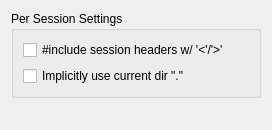
Qt form src/other_settings.ui (zaufi/kate-cpp-helper-plugin) before a commit.
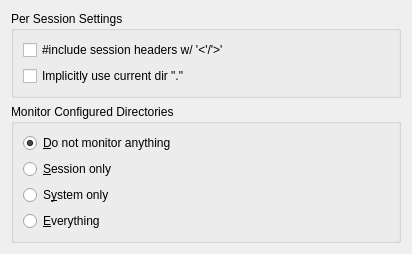
The same form after that commit.

Commit message: make directory monitoring optional and configured via plugin's *Other Settings* configuration page

What changed in the file:
```diff
--- a/src/other_settings.ui
+++ b/src/other_settings.ui
@@ -6,8 +6,8 @@
    <rect>
     <x>0</x>
     <y>0</y>
-    <width>272</width>
-    <height>130</height>
+    <width>412</width>
+    <height>236</height>
    </rect>
   </property>
   <property name="windowTitle">
@@ -43,6 +43,61 @@
      </layout>
     </widget>
    </item>
+   <item>
+    <widget class="QGroupBox" name="monitorBox">
+     <property name="title">
+      <string>Monitor Configured Directories</string>
+     </property>
+     <property name="checkable">
+      <bool>false</bool>
+     </property>
+     <layout class="QVBoxLayout" name="verticalLayout_2">
+      <item>
+       <widget class="QRadioButton" name="nothing">
+        <property name="toolTip">
+         <string>&lt;html&gt;&lt;head/&gt;&lt;body&gt;&lt;p&gt;In this case to see updated status of &lt;span style=&quot; font-family:'Courier New,courier';&quot;&gt;#include'&lt;/span&gt;d files you ought to:&lt;/p&gt;&lt;ul style=&quot;margin-top: 0px; margin-bottom: 0px; margin-left: 0px; margin-right: 0px; -qt-list-indent: 1;&quot;&gt;&lt;li style=&quot; margin-top:12px; margin-bottom:12px; margin-left:0px; margin-right:0px; -qt-block-indent:0; text-indent:0px;&quot;&gt;reload current document&lt;/li&gt;&lt;li style=&quot; margin-top:12px; margin-bottom:12px; margin-left:0px; margin-right:0px; -qt-block-indent:0; text-indent:0px;&quot;&gt;switch to another document and back&lt;/li&gt;&lt;li style=&quot; margin-top:12px; margin-bottom:12px; margin-left:0px; margin-right:0px; -qt-block-indent:0; text-indent:0px;&quot;&gt;move cursor to &lt;span style=&quot; font-family:'Courier New,courier';&quot;&gt;#include&lt;/span&gt; filename and leave it&lt;/li&gt;&lt;/ul&gt;&lt;p&gt;&lt;br/&gt;&lt;/p&gt;&lt;/body&gt;&lt;/html&gt;</string>
+        </property>
+        <property name="text">
+         <string>&amp;Do not monitor anything</string>
+        </property>
+        <property name="checked">
+         <bool>true</bool>
+        </property>
+       </widget>
+      </item>
+      <item>
+       <widget class="QRadioButton" name="session">
+        <property name="toolTip">
+         <string>&lt;html&gt;&lt;head/&gt;&lt;body&gt;&lt;p&gt;&lt;span style=&quot; font-weight:600;&quot;&gt;Attention:&lt;/span&gt;&lt;/p&gt;&lt;p&gt;This may require a lot of kernel resources! (depending on how big your source tree).&lt;/p&gt;&lt;p&gt;Probably you need to incrase inotify watches count. To do so, use the following command:&lt;/p&gt;&lt;p&gt;&lt;span style=&quot; font-family:'Courier New,courier';&quot;&gt;#&amp;nbsp;echo&amp;nbsp;16384&amp;nbsp;&amp;gt;/proc/sys/fs/inotify/max_user_watches&lt;/span&gt;&lt;/p&gt;&lt;p&gt;&lt;br/&gt;&lt;/p&gt;&lt;/body&gt;&lt;/html&gt;</string>
+        </property>
+        <property name="text">
+         <string>&amp;Session only</string>
+        </property>
+       </widget>
+      </item>
+      <item>
+       <widget class="QRadioButton" name="system">
+        <property name="toolTip">
+         <string>&lt;html&gt;&lt;head/&gt;&lt;body&gt;&lt;p&gt;&lt;span style=&quot; font-weight:600;&quot;&gt;Attention:&lt;/span&gt;&lt;/p&gt;&lt;p&gt;This may require a lot of kernel resources!&lt;/p&gt;&lt;p&gt;Probably you need to incrase inotify watches count. To do so, use the following command:&lt;/p&gt;&lt;p&gt;&lt;span style=&quot; font-family:'Courier New,courier';&quot;&gt;#&amp;nbsp;echo&amp;nbsp;16384&amp;nbsp;&amp;gt;/proc/sys/fs/inotify/max_user_watches&lt;/span&gt;&lt;/p&gt;&lt;p&gt;&lt;br/&gt;&lt;/p&gt;&lt;/body&gt;&lt;/html&gt;</string>
+        </property>
+        <property name="text">
+         <string>S&amp;ystem only</string>
+        </property>
+       </widget>
+      </item>
+      <item>
+       <widget class="QRadioButton" name="all">
+        <property name="toolTip">
+         <string>&lt;html&gt;&lt;head/&gt;&lt;body&gt;&lt;p&gt;&lt;span style=&quot; font-weight:600;&quot;&gt;Attention:&lt;/span&gt;&lt;/p&gt;&lt;p&gt;This may require a lot of kernel resources!&lt;/p&gt;&lt;p&gt;Probably you need to incrase inotify watches count. To do so, use the following command:&lt;/p&gt;&lt;p&gt;&lt;span style=&quot; font-family:'Courier New,courier';&quot;&gt;#&amp;nbsp;echo&amp;nbsp;16384&amp;nbsp;&amp;gt;/proc/sys/fs/inotify/max_user_watches&lt;/span&gt;&lt;/p&gt;&lt;p&gt;&lt;br/&gt;&lt;/p&gt;&lt;/body&gt;&lt;/html&gt;</string>
+        </property>
+        <property name="text">
+         <string>&amp;Everything</string>
+        </property>
+       </widget>
+      </item>
+     </layout>
+    </widget>
+   </item>
    <item>
     <spacer name="verticalSpacer">
      <property name="orientation">
```
The commit also changes 6 other files.
